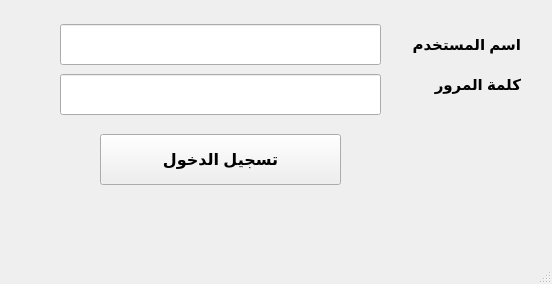
First picture: the form in login.ui, repository SamehDorgham/Cars-App, before the edit.
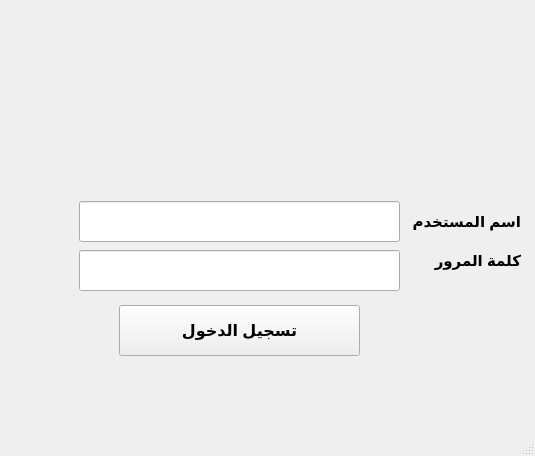
Second picture: the form after the edit. Icons and pictures are not drawn.

Commit message: Create Good Looking .. Login Window

Patch:
```diff
--- a/login.ui
+++ b/login.ui
@@ -6,8 +6,8 @@
    <rect>
     <x>0</x>
     <y>0</y>
-    <width>552</width>
-    <height>284</height>
+    <width>535</width>
+    <height>456</height>
    </rect>
   </property>
   <property name="windowTitle">
@@ -1294,8 +1294,8 @@
    <widget class="QPushButton" name="btn_Login">
     <property name="geometry">
      <rect>
-      <x>100</x>
-      <y>134</y>
+      <x>119</x>
+      <y>305</y>
       <width>241</width>
       <height>51</height>
      </rect>
@@ -1314,8 +1314,8 @@
    <widget class="QLineEdit" name="txt_User_Name">
     <property name="geometry">
      <rect>
-      <x>60</x>
-      <y>24</y>
+      <x>79</x>
+      <y>201</y>
       <width>321</width>
       <height>41</height>
      </rect>
@@ -1331,8 +1331,8 @@
    <widget class="QLineEdit" name="txt_Password">
     <property name="geometry">
      <rect>
-      <x>60</x>
-      <y>74</y>
+      <x>79</x>
+      <y>250</y>
       <width>321</width>
       <height>41</height>
      </rect>
@@ -1352,7 +1352,7 @@
     <property name="geometry">
      <rect>
       <x>400</x>
-      <y>34</y>
+      <y>211</y>
       <width>121</width>
       <height>21</height>
      </rect>
@@ -1372,7 +1372,7 @@
     <property name="geometry">
      <rect>
       <x>400</x>
-      <y>74</y>
+      <y>250</y>
       <width>121</width>
       <height>21</height>
      </rect>
@@ -1391,8 +1391,8 @@
    <widget class="QLabel" name="label_MMessages">
     <property name="geometry">
      <rect>
-      <x>50</x>
-      <y>208</y>
+      <x>69</x>
+      <y>372</y>
       <width>331</width>
       <height>31</height>
      </rect>
@@ -1411,6 +1411,84 @@
      <set>Qt::AlignCenter</set>
     </property>
    </widget>
+   <widget class="QLabel" name="label_3">
+    <property name="geometry">
+     <rect>
+      <x>10</x>
+      <y>189</y>
+      <width>61</width>
+      <height>51</height>
+     </rect>
+    </property>
+    <property name="font">
+     <font>
+      <pointsize>11</pointsize>
+      <weight>75</weight>
+      <bold>true</bold>
+     </font>
+    </property>
+    <property name="text">
+     <string/>
+    </property>
+    <property name="pixmap">
+     <pixmap>Icons/user.png</pixmap>
+    </property>
+    <property name="scaledContents">
+     <bool>true</bool>
+    </property>
+   </widget>
+   <widget class="QLabel" name="label_4">
+    <property name="geometry">
+     <rect>
+      <x>10</x>
+      <y>245</y>
+      <width>61</width>
+      <height>51</height>
+     </rect>
+    </property>
+    <property name="font">
+     <font>
+      <pointsize>11</pointsize>
+      <weight>75</weight>
+      <bold>true</bold>
+     </font>
+    </property>
+    <property name="text">
+     <string/>
+    </property>
+    <property name="pixmap">
+     <pixmap>Icons/secrecy-icon.png</pixmap>
+    </property>
+    <property name="scaledContents">
+     <bool>true</bool>
+    </property>
+   </widget>
+   <widget class="QLabel" name="label_5">
+    <property name="geometry">
+     <rect>
+      <x>80</x>
+      <y>17</y>
+      <width>321</width>
+      <height>161</height>
+     </rect>
+    </property>
+    <property name="font">
+     <font>
+      <pointsize>11</pointsize>
+      <weight>75</weight>
+      <bold>true</bold>
+     </font>
+    </property>
+    <property name="text">
+     <string/>
+    </property>
+    <property name="pixmap">
+     <pixmap>Icons/thumb_Advanced_User_Accounts.png</pixmap>
+    </property>
+    <property name="scaledContents">
+     <bool>true</bool>
+    </property>
+   </widget>
   </widget>
   <widget class="QMenuBar" name="menubar">
    <property name="geometry">
```
Left out of the diff: 2 changed lines with no effect on the pictures.
